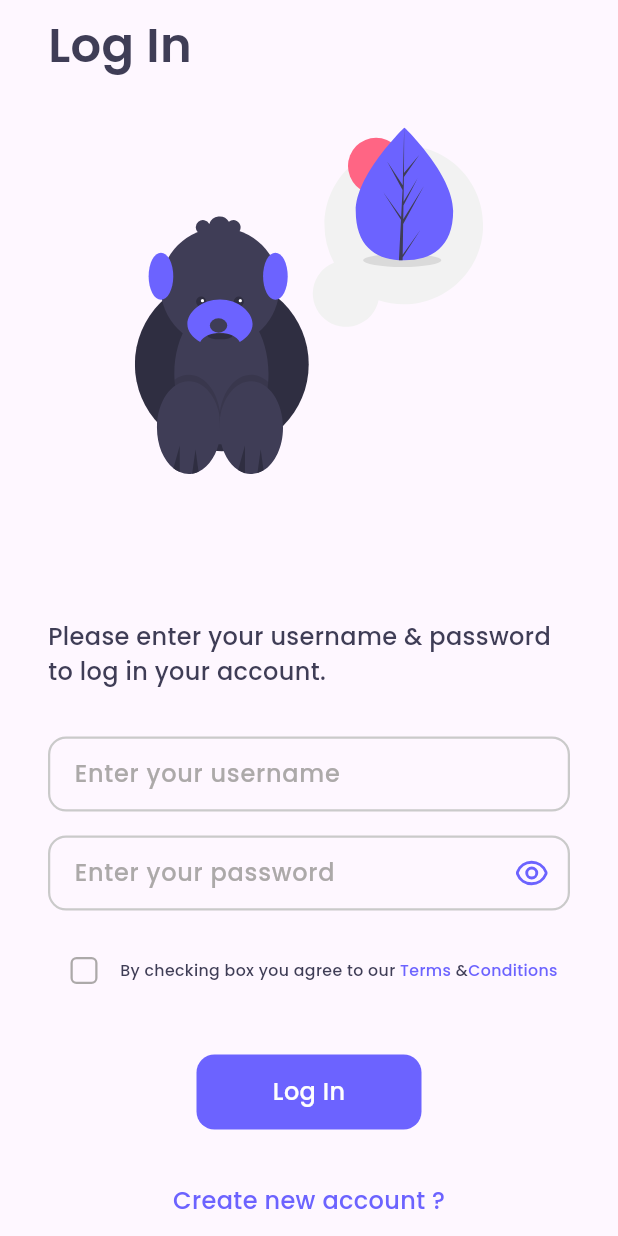
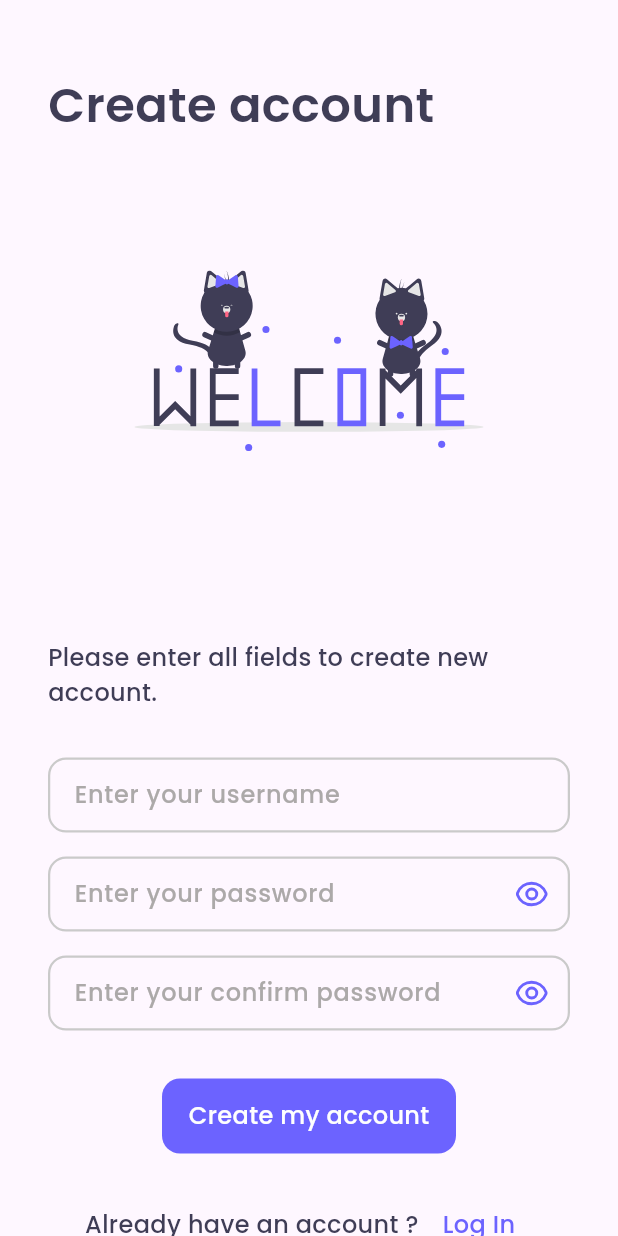
Before and after one commit to SingHuyLeang/flutter_3_5, a Flutter app: the screen it shows after launch, scrolled down 40 dp, after a tap on "Create new account ?", on a phone screen of 412 x 824 dp. Run offline on Flutter 3.47's test engine with Material 3 defaults, Android fonts, the light colour scheme and no system bars; our stand-ins replace flutter_svg, get.

Commit message:
Create account

```diff
--- a/lib/featured/authentication/views/create_account_page.dart
+++ b/lib/featured/authentication/views/create_account_page.dart
@@ -0,0 +1,97 @@
+import 'package:flutter/material.dart';
+import 'package:flutter/widgets.dart';
+import 'package:flutter_svg/svg.dart';
+import 'package:get/get.dart';
+import 'package:pet_app/components/asset_button.dart';
+import 'package:pet_app/components/input_field.dart';
+import 'package:pet_app/utils/theme/text_theme.dart';
+import 'package:pet_app/utils/types/colors.dart';
+
+class CreateAccount extends StatelessWidget {
+  const CreateAccount({super.key});
+
+  @override
+  Widget build(BuildContext context) {
+    return Scaffold(
+      body: SingleChildScrollView(
+        child: SafeArea(
+          child: Padding(
+            padding: const EdgeInsets.only(top: 47, left: 32, right: 32),
+            child: Column(
+              crossAxisAlignment: CrossAxisAlignment.start,
+              children: <Widget>[
+                // title
+                const PText(text: "Create account", size: 32, isBold: true),
+                // image
+                const SizedBox(height: 32),
+                Align(
+                  alignment: Alignment.center,
+                  child: SvgPicture.asset(
+                    'assets/images/welcome_cats.svg',
+                    width: 233,
+                    height: 231,
+                    fit: BoxFit.contain,
+                  ),
+                ),
+                // description
+                const SizedBox(height: 71),
+                const PText(
+                  text: "Please enter all fields to create new account.",
+                ),
+                // form
+                const SizedBox(height: 32),
+                InputField(
+                  controller: TextEditingController(),
+                  hint: "Enter your username",
+                ),
+                const SizedBox(height: 16),
+                InputField(
+                  controller: TextEditingController(),
+                  hint: "Enter your password",
+                  icon: "assets/images/eye.svg",
+                ),
+                const SizedBox(height: 16),
+                InputField(
+                  controller: TextEditingController(),
+                  hint: "Enter your confirm password",
+                  icon: "assets/images/eye.svg",
+                ),
+                const SizedBox(height: 32),
+                // button log in
+                Align(
+                  alignment: Alignment.center,
+                  child: AssetButton(
+                    width: 196,
+                    height: 50,
+                    text: "Create my account",
+                    color: PColors.primary,
+                    onTab: () {},
+                  ),
+                ),
+                // create a new account
+                const SizedBox(height: 24),
+                SizedBox(
+                  width: double.infinity,
+                  child: Row(
+                    mainAxisAlignment: MainAxisAlignment.center,
+                    children: [
+                      const PText(
+                        text: "Already have an account ?",
+                      ),
+                      const SizedBox(width: 4),
+                      AssetButton(
+                        text: "Log In",
+                        textColor: PColors.primary,
+                        onTab: () => Get.back(),
+                      )
+                    ],
+                  ),
+                ),
+              ],
+            ),
+          ),
+        ),
+      ),
+    );
+  }
+}
--- a/lib/featured/authentication/views/login_page.dart
+++ b/lib/featured/authentication/views/login_page.dart
@@ -1,8 +1,10 @@
 import 'package:flutter/material.dart';
 import 'package:flutter/widgets.dart';
 import 'package:flutter_svg/flutter_svg.dart';
+import 'package:get/get.dart';
 import 'package:pet_app/components/asset_button.dart';
 import 'package:pet_app/components/input_field.dart';
+import 'package:pet_app/featured/authentication/views/create_account_page.dart';
 import 'package:pet_app/utils/theme/text_theme.dart';
 import 'package:pet_app/utils/types/colors.dart';
 
@@ -109,7 +111,7 @@ class LogInPage extends StatelessWidget {
                     width: double.infinity,
                     text: "Create new account ?",
                     textColor: PColors.primary,
-                    onTab: () {},
+                    onTab: () => Get.to(() => CreateAccount()),
                   ),
                 ),
               ],
```
